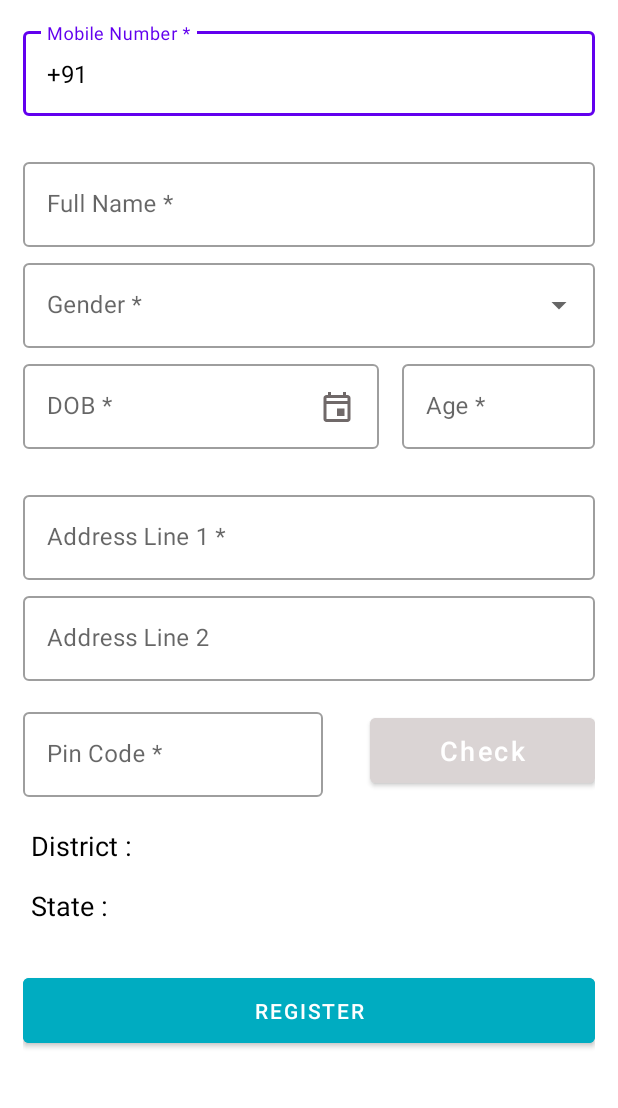
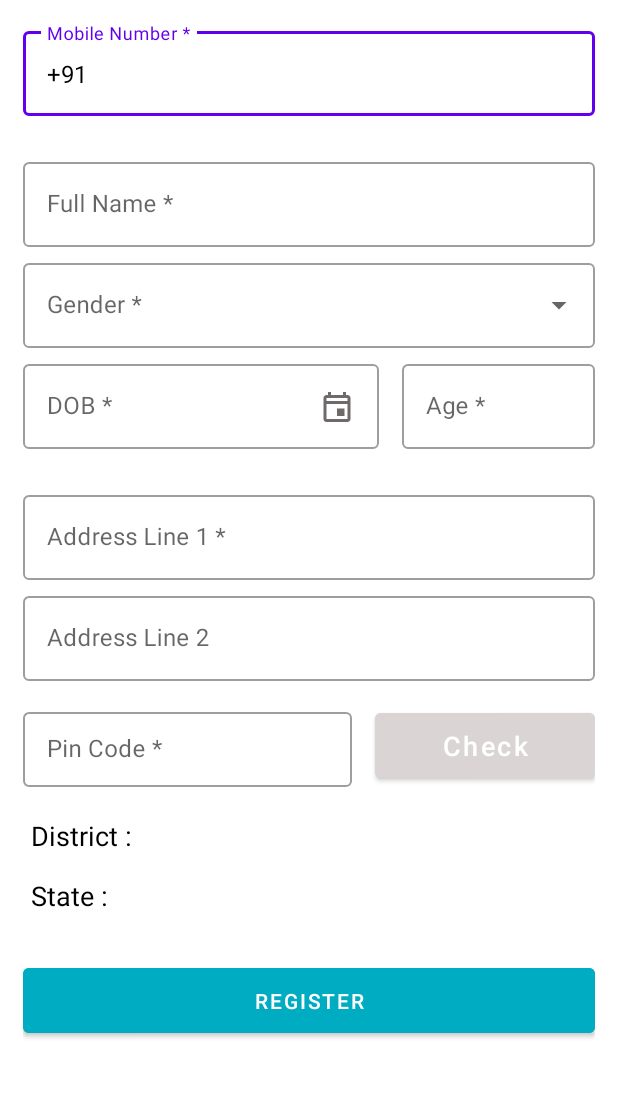
Before and after one commit to Ani10Dec/WeatherApp-MVVM, an Android app: the screen it shows after launch (RegisterActivity), on a phone screen of 412 x 824 dp, the part 84-1192 px from its top. Run offline under Robolectric (Android 15) with nearby library versions, the phone set to English and light mode, and no system bars; our stand-ins replace Room's generated code, data binding; Roboto replaces fonts that are not available here.

Commit message:
improve register xml

```diff
--- a/app/src/main/res/layout/activity_register.xml
+++ b/app/src/main/res/layout/activity_register.xml
@@ -68,7 +68,6 @@
                     style="@style/Widget.MaterialComponents.TextInputLayout.OutlinedBox"
                     android:layout_width="0dp"
                     android:layout_height="wrap_content"
-                    app:boxStrokeErrorColor="@android:color/holo_red_dark"
                     app:layout_constraintEnd_toEndOf="parent"
                     app:layout_constraintStart_toStartOf="parent"
                     app:layout_constraintTop_toTopOf="parent"
@@ -127,11 +126,11 @@
                     android:layout_width="match_parent"
                     android:layout_height="wrap_content"
                     android:layout_marginTop="5dp"
+                    android:baselineAligned="false"
                     android:orientation="horizontal"
                     android:weightSum="10"
                     app:layout_constraintStart_toStartOf="parent"
-                    app:layout_constraintTop_toBottomOf="@+id/textInputLayout"
-                    android:baselineAligned="false">
+                    app:layout_constraintTop_toBottomOf="@+id/textInputLayout">
 
                     <com.google.android.material.textfield.TextInputLayout
                         android:id="@+id/ll_dob"
@@ -158,8 +157,8 @@
                         style="@style/Widget.MaterialComponents.TextInputLayout.OutlinedBox"
                         android:layout_width="0dp"
                         android:layout_height="wrap_content"
+                        android:layout_gravity="end"
                         android:layout_marginStart="15dp"
-                        android:layout_gravity="end"
                         android:layout_weight="3.5">
 
                         <com.google.android.material.textfield.TextInputEditText
@@ -212,14 +211,23 @@
                 </com.google.android.material.textfield.TextInputLayout>
 
 
+                <LinearLayout
+                    android:id="@+id/linearLayout2"
+                    android:layout_width="match_parent"
+                    android:layout_height="wrap_content"
+                    android:layout_marginTop="15dp"
+                    android:orientation="horizontal"
+                    android:weightSum="10"
+                    app:layout_constraintStart_toStartOf="parent"
+                    app:layout_constraintTop_toBottomOf="@+id/ll_address_2">
+
                     <com.google.android.material.textfield.TextInputLayout
                         android:id="@+id/ll_pincode"
                         style="@style/Widget.MaterialComponents.TextInputLayout.OutlinedBox"
-                    android:layout_width="200dp"
+                        android:layout_width="0dp"
                         android:layout_height="match_parent"
-                    android:layout_marginTop="15dp"
-                    app:layout_constraintStart_toStartOf="parent"
-                    app:layout_constraintTop_toBottomOf="@+id/ll_address_2">
+                        android:layout_gravity="start|center_vertical"
+                        android:layout_weight="6">
 
                         <com.google.android.material.textfield.TextInputEditText
                             android:id="@+id/et_pinCode"
@@ -232,18 +240,20 @@
                             android:text="@={viewModel.inputPinCode}" />
                     </com.google.android.material.textfield.TextInputLayout>
 
+
                     <Button
                         android:id="@+id/btn_pin_check"
-                    android:layout_width="150dp"
+                        android:layout_width="0dp"
                         android:layout_height="55dp"
+                        android:layout_gravity="end|center_vertical"
+                        android:layout_marginStart="15dp"
+                        android:layout_weight="4"
                         android:backgroundTint="#DAD4D4"
                         android:text="@string/check"
                         android:textAllCaps="false"
                         android:textColor="@color/white"
-                    android:textSize="18sp"
-                    app:layout_constraintBottom_toBottomOf="@+id/ll_pincode"
-                    app:layout_constraintEnd_toEndOf="parent"
-                    app:layout_constraintTop_toTopOf="@+id/ll_pincode" />
+                        android:textSize="18sp" />
+                </LinearLayout>
 
                 <TextView
                     android:id="@+id/textView2"
@@ -255,7 +265,7 @@
                     android:textColor="@color/black"
                     android:textSize="18sp"
                     app:layout_constraintStart_toStartOf="parent"
-                    app:layout_constraintTop_toBottomOf="@+id/ll_pincode" />
+                    app:layout_constraintTop_toBottomOf="@+id/linearLayout2" />
 
                 <TextView
                     android:id="@+id/tv_district"
```
Lines whose indentation alone changed are shown as unchanged.
